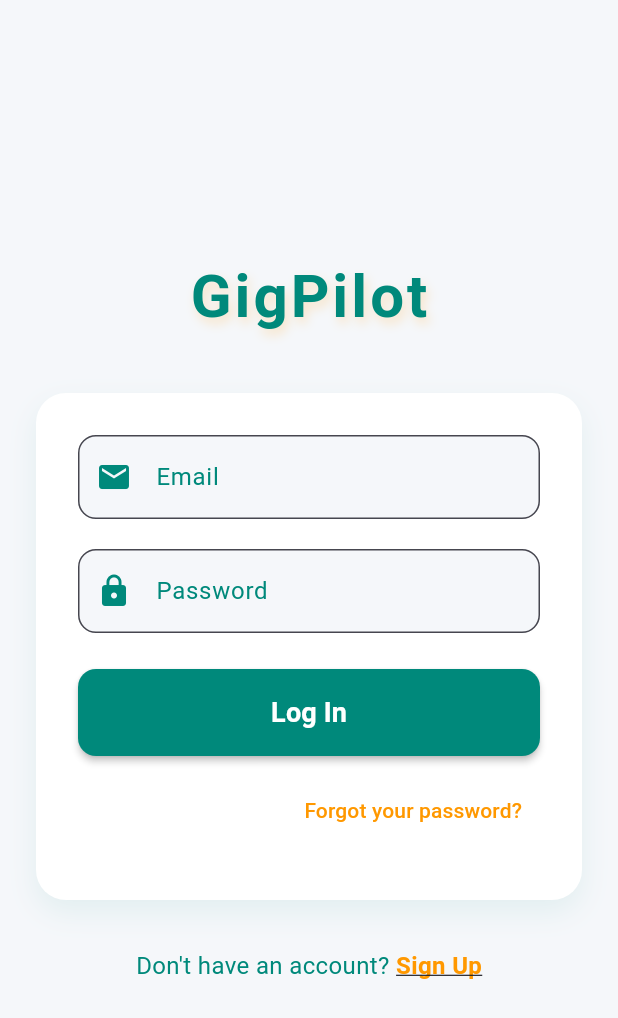
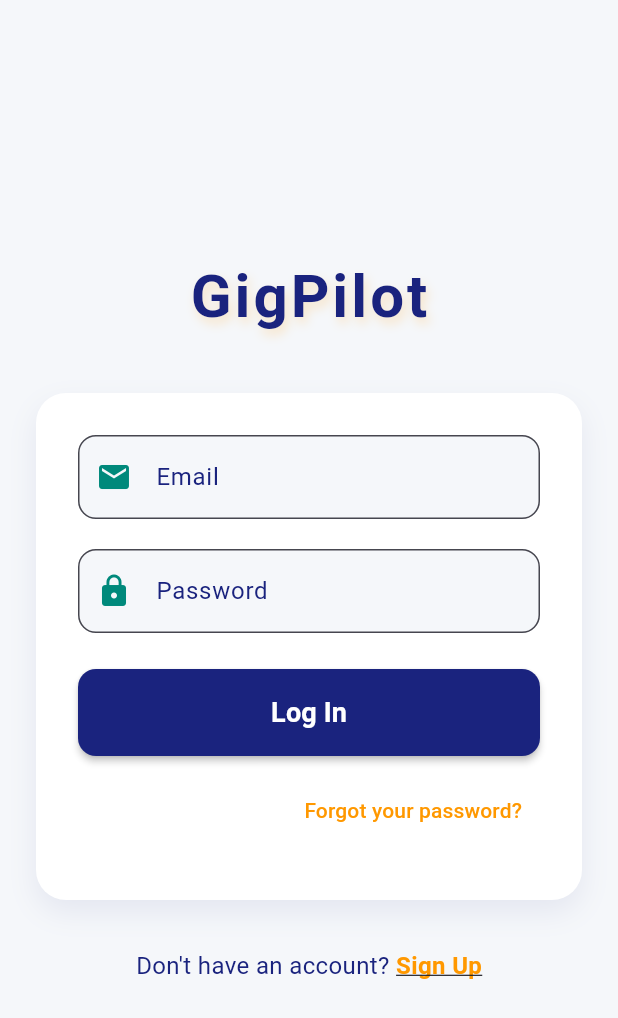
Before and after one commit to amala-26/workshop-gig-app, a Flutter app: the screen it shows after launch, on a phone screen of 412 x 824 dp. Shown: the top 1018 px of the screen. Run offline on Flutter 3.47's test engine with Material 3 defaults, Android fonts, the phone set to English and light mode, and no system bars; our stand-ins replace cloud_firestore, firebase_auth, firebase_core; accounts and stored records are empty; Roboto replaces fonts that are missing (Montserrat).

Commit message:
login edit

```diff
--- a/lib/login_page.dart
+++ b/lib/login_page.dart
@@ -19,7 +19,7 @@ class _LoginPageState extends State<LoginPage> {
 
   @override
   Widget build(BuildContext context) {
-    final Color primaryColor = const Color(0xFF00897B); // Deep Blue
+    final Color primaryColor = const Color(0xFF1A237E); // Deep Blue
     final Color accentColor = const Color(0xFFFF9800); // Orange
     final Color backgroundColor = const Color(0xFFF5F7FA); // Light background
     final Color cardColor = Colors.white;
```
